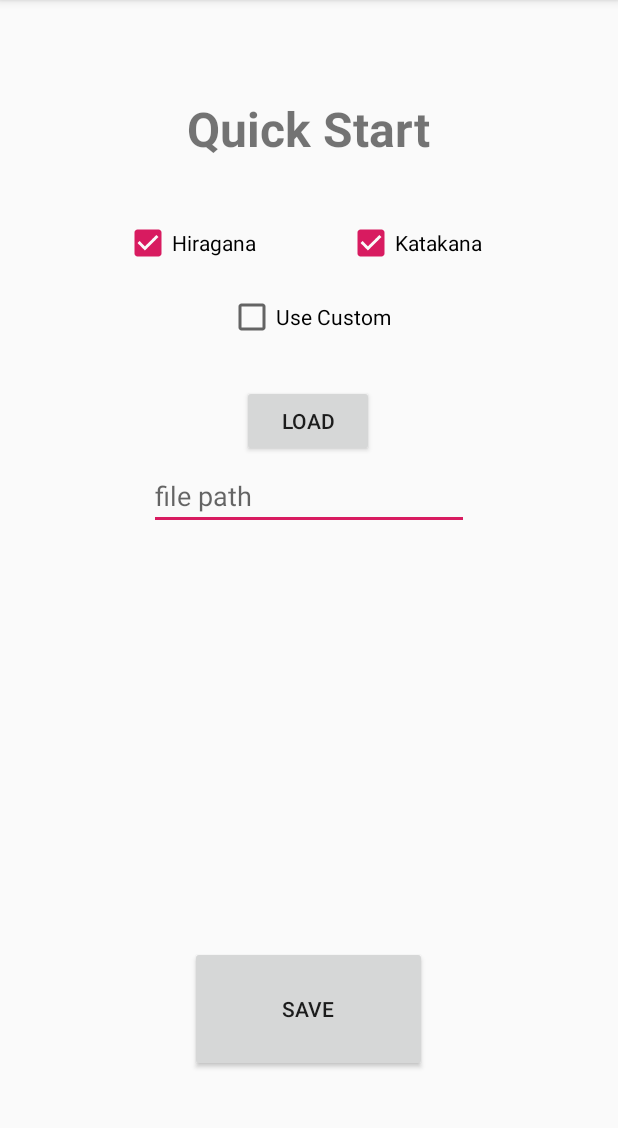
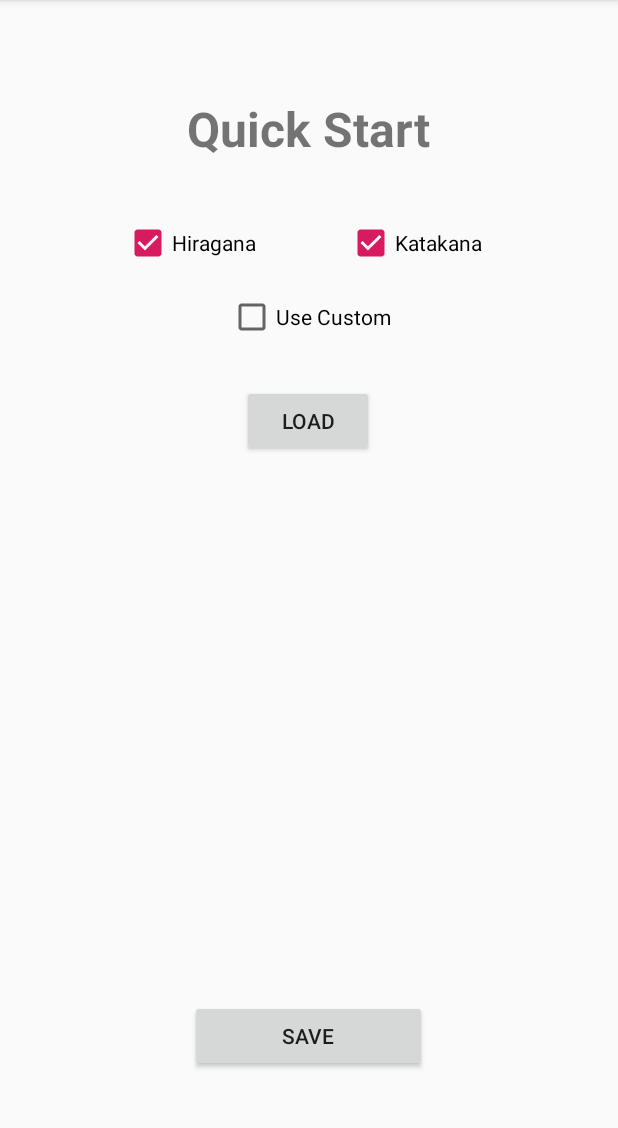
Before and after one commit to Rymoore94/KanaKards, an Android app: the screen it shows after launch (SettingsScreen), after a tap on "SETTINGS", on a phone screen of 412 x 824 dp, the part 84-1212 px from its top. Run offline under Robolectric (Android 15) with nearby library versions, the phone set to English and light mode, and no system bars; libraries missing offline, so code that uses them is left out: .

```diff
--- a/app/src/main/AndroidManifest.xml
+++ b/app/src/main/AndroidManifest.xml
@@ -8,6 +8,7 @@
             android:allowBackup="true"
             android:icon="@mipmap/ic_launcher"
             android:label="@string/app_name"
+            android:screenOrientation="portrait"
             android:roundIcon="@mipmap/ic_launcher_round"
             android:supportsRtl="true"
             android:theme="@style/AppTheme">
--- a/app/src/main/java/com/example/ryan/kanakards/CardViewer.java
+++ b/app/src/main/java/com/example/ryan/kanakards/CardViewer.java
@@ -32,7 +32,7 @@ public class CardViewer extends AppCompatActivity {
         wrong = findViewById(R.id.wrongButt);
         sound = findViewById(R.id.soundButt);
         Intent intent = getIntent();
-        cardMethods = new NewCardMethods(this);
+        cardMethods = new NewCardMethods(getApplicationContext());
         pronounce = new SpeechCorrection();
         String characterSet = intent.getStringExtra("toLoad");
         isCustom = intent.getBooleanExtra("isCustom", false);
--- a/app/src/main/java/com/example/ryan/kanakards/MainActivity.kt
+++ b/app/src/main/java/com/example/ryan/kanakards/MainActivity.kt
@@ -18,6 +18,7 @@ class MainActivity : AppCompatActivity() {
     override fun onCreate(savedInstanceState: Bundle?) {
         super.onCreate(savedInstanceState)
         setContentView(R.layout.activity_main)
+        saver = save(applicationContext)
         quickSettings = saver.load()
 
         toExperimental.setOnClickListener{  //Goes to experimental screen
@@ -34,6 +35,7 @@ class MainActivity : AppCompatActivity() {
             intent.putExtra("kataCheck", quickSettings.kata)
             intent.putExtra("customCheck", quickSettings.custom)
             intent.putExtra("fileName", quickSettings.filename)
+            intent.putExtra("customNames", quickSettings.customNames)
             startActivityForResult(intent, SETTING_REQUEST)
         }
 
@@ -74,7 +76,8 @@ class MainActivity : AppCompatActivity() {
                 saver.save(SettingsPacket((data!!.getBooleanExtra("hiraCheck", true)),
                     data.getBooleanExtra("kataCheck", true),
                     data.getBooleanExtra("customCheck", false),
-                    data.getStringExtra("fileName")))
+                    data.getStringExtra("fileName"),
+                    data.getStringExtra("customNames")))
                 quickSettings = saver.load()
             }
         }
--- a/app/src/main/java/com/example/ryan/kanakards/SettingsPacket.java
+++ b/app/src/main/java/com/example/ryan/kanakards/SettingsPacket.java
@@ -5,6 +5,7 @@ public class SettingsPacket {
     private boolean kata;
     private boolean custom;
     private String fileName;
+    private String customNames;
 
     SettingsPacket(){
         hira = true;
@@ -13,11 +14,12 @@ public class SettingsPacket {
         fileName = "";
     }
 
-    SettingsPacket(boolean _hira, boolean _kata, boolean _custom, String _fileName){
+    SettingsPacket(boolean _hira, boolean _kata, boolean _custom, String _fileName, String _customNames){
         hira = _hira;
         kata = _kata;
         custom = _custom;
         fileName = _fileName;
+        customNames = _customNames;
     }
 
     public boolean getHira(){
@@ -35,4 +37,8 @@ public class SettingsPacket {
     public String getFilename(){
         return fileName;
     }
+
+    public  String getCustomNames(){
+        return customNames;
+    }
 }
--- a/app/src/main/res/layout/activity_settings_screen.xml
+++ b/app/src/main/res/layout/activity_settings_screen.xml
@@ -60,8 +60,7 @@
             app:layout_constraintBottom_toBottomOf="parent"
             app:layout_constraintEnd_toEndOf="parent"
             app:layout_constraintHorizontal_bias="0.498"
-            app:layout_constraintStart_toStartOf="parent"
-            app:layout_constraintTop_toBottomOf="@+id/pathBox" />
+            app:layout_constraintStart_toStartOf="parent" />
 
     <CheckBox
             android:id="@+id/checkCustom"
@@ -73,18 +72,20 @@
             app:layout_constraintStart_toStartOf="parent"
             app:layout_constraintTop_toBottomOf="@+id/checkHira" />
 
-    <EditText
-            android:id="@+id/pathBox"
-            style="@style/Widget.AppCompat.EditText"
-            android:layout_width="wrap_content"
-            android:layout_height="wrap_content"
-            android:layout_marginTop="308dp"
-            android:layout_marginBottom="277dp"
-            android:ems="10"
-            android:hint="file path"
-            android:inputType="textPersonName"
+    <ScrollView
+            android:id="@+id/customView"
+            android:layout_width="409dp"
+            android:layout_height="324dp"
             app:layout_constraintBottom_toTopOf="@+id/saveButt"
             app:layout_constraintEnd_toEndOf="parent"
             app:layout_constraintStart_toStartOf="parent"
-            app:layout_constraintTop_toTopOf="parent" />
+            app:layout_constraintTop_toBottomOf="@+id/loadCharacters">
+
+        <LinearLayout
+                android:id="@+id/linearLayout"
+                android:layout_width="match_parent"
+                android:layout_height="wrap_content"
+                android:orientation="vertical" />
+    </ScrollView>
+
 </android.support.constraint.ConstraintLayout>
```
Also changed, not shown: app/src/main/java/com/example/ryan/kanakards/FileValidity.java (added, +45 -0 lines), app/src/main/java/com/example/ryan/kanakards/NewCardMethods.java (+7 -3 lines), app/src/main/java/com/example/ryan/kanakards/SettingsScreen.java (+90 -5 lines), app/src/main/java/com/example/ryan/kanakards/save.java (+44 -2 lines).
